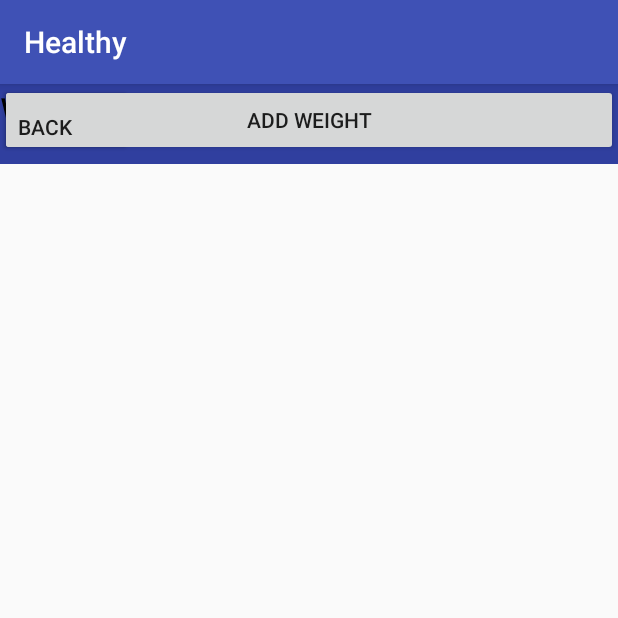
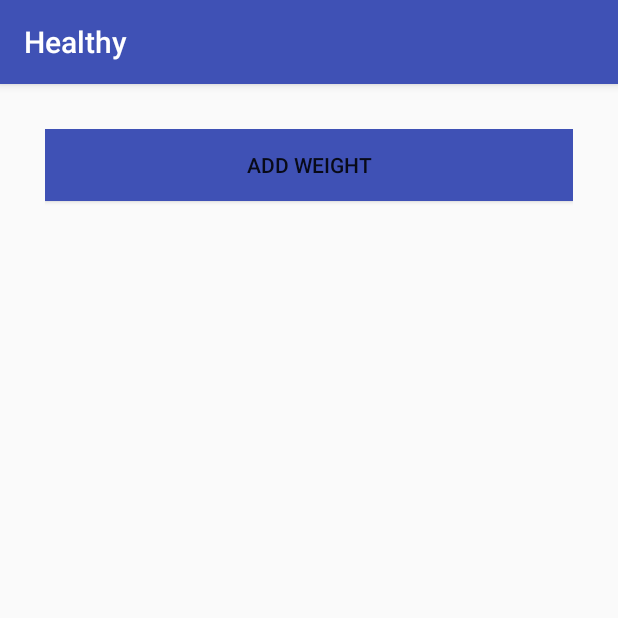
Before and after one commit to 59070178/Healthy, an Android app: the fragment WeightFragment placed in its activity, on a phone screen of 412 x 824 dp, the top half of it. Run offline under Robolectric (Android 15) with nearby library versions, the phone set to English and light mode, and no system bars; our stand-ins replace Firebase (no records; nobody signed in at launch, a user with empty details on screens opened directly); 2 statements that could not run were skipped.

Commit message:
แก้ UI หน้า Weight

```diff
--- a/app/src/main/java/com/example/suttidasat/healthy_new/weight/WeightFragment.java
+++ b/app/src/main/java/com/example/suttidasat/healthy_new/weight/WeightFragment.java
@@ -73,7 +73,7 @@ public class WeightFragment extends Fragment {
 
                 });
         initAddWeightBtn();
-        initBackMenuBtn();
+//        initBackMenuBtn();
 
     }
 
@@ -94,19 +94,19 @@ public class WeightFragment extends Fragment {
             }
         });
     }
-    void initBackMenuBtn() {
-        Button _backBtn = (Button) getView().findViewById(R.id.back_to_menu);
-        _backBtn.setOnClickListener(new View.OnClickListener() {
-            @Override
-            public void onClick(View v) {
-                getActivity().getSupportFragmentManager()
-                        .beginTransaction()
-                        .replace(R.id.main_view,new MenuFragment())
-                        .addToBackStack(null)
-                        .commit();
-                Log.d("USER", "GOTO MENU");
-            }
-        });
-    }
+//    void initBackMenuBtn() {
+//        Button _backBtn = (Button) getView().findViewById(R.id.back_to_menu);
+//        _backBtn.setOnClickListener(new View.OnClickListener() {
+//            @Override
+//            public void onClick(View v) {
+//                getActivity().getSupportFragmentManager()
+//                        .beginTransaction()
+//                        .replace(R.id.main_view,new MenuFragment())
+//                        .addToBackStack(null)
+//                        .commit();
+//                Log.d("USER", "GOTO MENU");
+//            }
+//        });
+//    }
 
 }
--- a/app/src/main/res/layout/fragment_weight.xml
+++ b/app/src/main/res/layout/fragment_weight.xml
@@ -6,37 +6,30 @@
     android:layout_height="match_parent">
 
 
-    <TextView
-        android:id="@+id/textView"
+    <LinearLayout
+        android:id="@+id/linearLayout"
         android:layout_width="match_parent"
-        android:layout_height="53dp"
-        android:background="@color/colorPrimaryDark"
-        android:text="Weight"
-        android:textColor="#000000"
-        android:textSize="26dp" />
-
+        android:layout_height="match_parent"
+        android:orientation="vertical"
+        android:padding="30dp">
 
         <Button
             android:id="@+id/add_weight"
             android:layout_width="match_parent"
             android:layout_height="wrap_content"
-        android:text="Add Weight" />
+            android:background="@color/colorPrimary"
+            android:text="@string/addWeight" />
 
         <ListView
             android:id="@+id/weight_list"
-        android:layout_width="333dp"
-        android:layout_height="440dp"
-        tools:layout_editor_absoluteX="26dp"
-        tools:layout_editor_absoluteY="63dp"></ListView>
+            android:layout_width="match_parent"
+            android:layout_height="417dp"
+            android:layout_marginTop="10dp"></ListView>
 
 
-    <Button
-        android:id="@+id/back_to_menu"
-        android:layout_width="wrap_content"
-        android:layout_height="wrap_content"
-        android:text="Back"
-        android:gravity="bottom"
-        tools:layout_editor_absoluteX="120dp"
-        tools:layout_editor_absoluteY="519dp" />
+    </LinearLayout>
+
+
+
 
 </android.support.constraint.ConstraintLayout>
--- a/app/src/main/res/values/strings.xml
+++ b/app/src/main/res/values/strings.xml
@@ -15,6 +15,7 @@
     <string name="age">Age</string>
     <string name="email">E-mail</string>
     <string name="repassword">Re-Password</string>
+    <string name="addWeight">Add Weight</string>
 
 
 </resources>
```
Also changed, not shown: app/src/main/java/com/example/suttidasat/healthy_new/LoginFragment.java (+34 -17 lines). Lines whose indentation alone changed are shown as unchanged.
